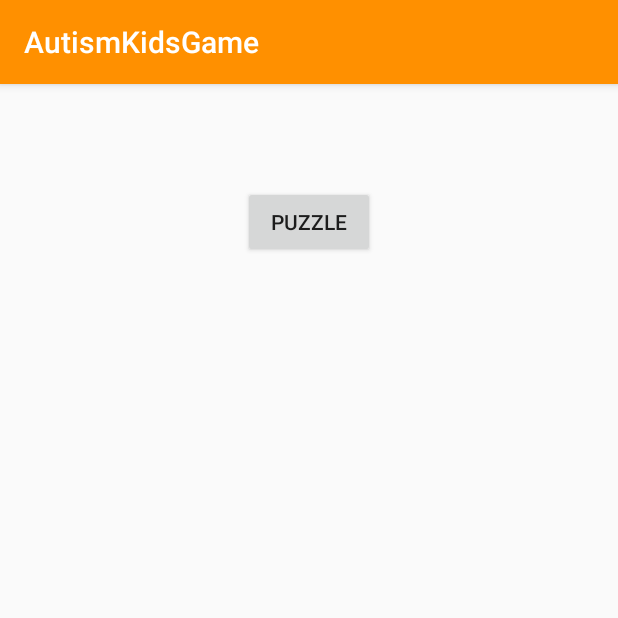
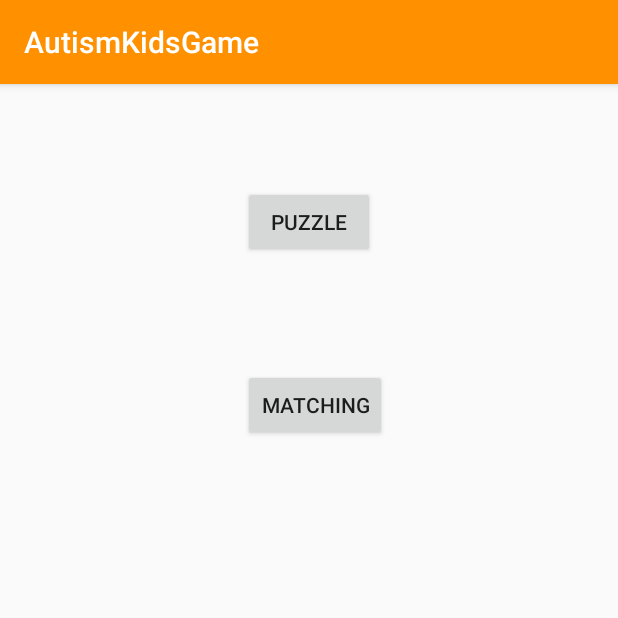
Before and after one commit to caniidio/AutismKidsGame, an Android app: the screen it shows after launch (MainActivity), on a phone screen of 412 x 824 dp, the top half of it. Run offline under Robolectric (Android 15) with nearby library versions, the phone set to English and light mode, and no system bars; our stand-ins replace EventBus.

Commit message:
added Matching game.

```diff
--- a/app/build.gradle
+++ b/app/build.gradle
@@ -67,5 +67,6 @@ dependencies {
 
     implementation 'org.greenrobot:eventbus:3.1.1'
 
-
+    implementation 'com.bakrabros:android-puzzle:0.1.0@aar'
+    implementation 'com.google.code.gson:gson:2.8.2'
 }
--- a/app/src/main/AndroidManifest.xml
+++ b/app/src/main/AndroidManifest.xml
@@ -28,6 +28,10 @@
             android:label="@string/title_activity_choose_pic"
             android:theme="@style/AppTheme.NoActionBar"/>
 
+        <activity
+            android:name=".matching.MatchingActivity"
+            android:theme="@style/Theme.AppCompat.Light.NoActionBar.FullScreen"/>
+
         <service android:name=".puzzle.bgm.MusicServer" />
 
     </application>
--- a/app/src/main/java/humazed/github/com/autismkidsgame/MainActivity.kt
+++ b/app/src/main/java/humazed/github/com/autismkidsgame/MainActivity.kt
@@ -2,8 +2,10 @@ package humazed.github.com.autismkidsgame
 
 import android.os.Bundle
 import android.support.v7.app.AppCompatActivity
+import humazed.github.com.autismkidsgame.matching.MatchingActivity
 import humazed.github.com.autismkidsgame.puzzle.ui.ChoosePicActivity
 import kotlinx.android.synthetic.main.activity_main.*
+import org.jetbrains.anko.startActivity
 
 class MainActivity : AppCompatActivity() {
 
@@ -16,5 +18,10 @@ class MainActivity : AppCompatActivity() {
             ChoosePicActivity.actionStart(this)
         }
 
+
+        matchingButton.setOnClickListener {
+            startActivity<MatchingActivity>()
+        }
+
     }
 }
--- a/app/src/main/res/layout/activity_main.xml
+++ b/app/src/main/res/layout/activity_main.xml
@@ -18,4 +18,14 @@
         app:layout_constraintStart_toStartOf="parent"
         app:layout_constraintTop_toTopOf="parent"
         />
+
+    <Button
+        android:id="@+id/matchingButton"
+        android:layout_width="wrap_content"
+        android:layout_height="wrap_content"
+        android:layout_marginTop="74dp"
+        android:text="Matching"
+        app:layout_constraintStart_toStartOf="@+id/puzzleButton"
+        app:layout_constraintTop_toBottomOf="@+id/puzzleButton"
+        />
 </android.support.constraint.ConstraintLayout>
--- /dev/null
+++ b/app/src/main/res/values/integers.xml
@@ -0,0 +1,4 @@
+<?xml version="1.0" encoding="utf-8"?>
+<resources>
+    <integer name="snap_distance">80</integer>
+</resources>
--- a/app/src/main/res/values/strings.xml
+++ b/app/src/main/res/values/strings.xml
@@ -23,6 +23,7 @@
     <string name="setting_level_5">5 X 5</string>
     <string name="setting_level_6">6 X 6</string>
     <string name="setting_share">我最近在玩 拼了个图 觉得不错，推荐你也下载来玩一下~</string>
+    <string name="title_activity_matching">Matching</string>
 
     <!--设置界面 end -->
 </resources>
--- a/app/src/main/res/values/styles.xml
+++ b/app/src/main/res/values/styles.xml
@@ -26,4 +26,10 @@
         <item name="android:backgroundDimEnabled">false</item><!--模糊-->
     </style>
 
+    <style name="Theme.AppCompat.Light.NoActionBar.FullScreen" parent="@style/Theme.AppCompat.Light.NoActionBar">
+        <item name="android:windowNoTitle">true</item>
+        <item name="android:windowActionBar">false</item>
+        <item name="android:windowFullscreen">true</item>
+        <item name="android:windowContentOverlay">@null</item>
+    </style>
 </resources>
--- a/build.gradle
+++ b/build.gradle
@@ -19,9 +19,6 @@ buildscript {
     dependencies {
         classpath 'com.android.tools.build:gradle:3.1.0'
         classpath "org.jetbrains.kotlin:kotlin-gradle-plugin:$kotlin_version"
-
-        // NOTE: Do not place your application dependencies here; they belong
-        // in the individual module build.gradle files
     }
 }
 
```
Also changed, not shown: app/src/main/assets/data.json (added, +22 -0 lines), app/src/main/java/humazed/github/com/autismkidsgame/matching/MatchingActivity.java (added, +81 -0 lines), app/src/main/res/layout/activity_matching.xml (added, +15 -0 lines), app/src/main/assets/mask/apple.png (added), app/src/main/assets/mask/apricot.png (added), app/src/main/assets/mask/artichoke.png (added), app/src/main/assets/piece/apple.png (added), app/src/main/assets/piece/apricot.png (added), app/src/main/assets/piece/artichoke.png (added), app/src/main/res/drawable-v24/puzzle_background.png (added).
